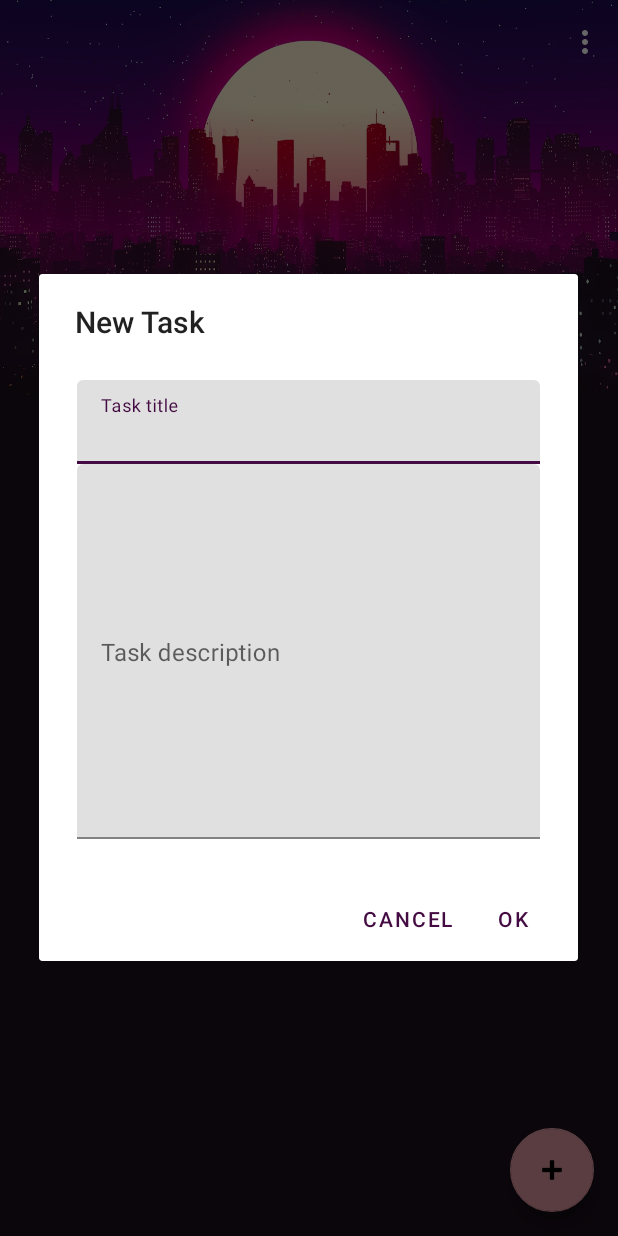
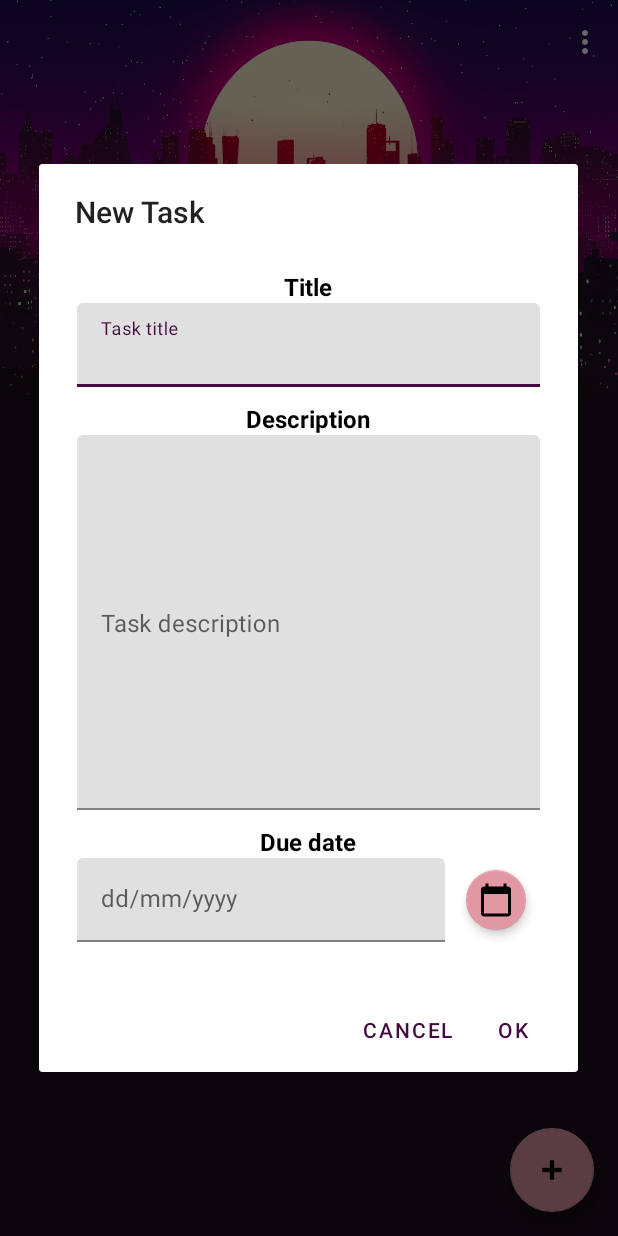
Before and after one commit to ade3l/To-do-app, an Android app: the screen it shows after launch (ScrollingActivity), after a tap on an icon or button, on a phone screen of 412 x 824 dp. Run offline under Robolectric (Android 15) with nearby library versions, the phone set to English and light mode, and no system bars; 2 statements that could not run were skipped.

Commit message:
Added date input front end

```diff
--- a/app/src/main/java/com/example/todoapp/ScrollingActivity.java
+++ b/app/src/main/java/com/example/todoapp/ScrollingActivity.java
@@ -5,6 +5,7 @@ import android.content.DialogInterface;
 import android.content.SharedPreferences;
 import android.database.Cursor;
 import android.database.sqlite.SQLiteDatabase;
+import android.icu.util.Calendar;
 import android.os.Bundle;
 
 import com.google.android.material.appbar.CollapsingToolbarLayout;
@@ -46,7 +47,7 @@ public class ScrollingActivity extends AppCompatActivity {
         //the variable 'context' is assigned the context value in the on create method
         return ScrollingActivity.context;
     }
-
+//TODO: add a datepicker feature
     static void setList(){
         titles_array=new ArrayList<>();
         descriptions_array=new ArrayList<>();
@@ -103,7 +104,14 @@ public class ScrollingActivity extends AppCompatActivity {
                 View viewInflated = LayoutInflater.from(ScrollingActivity.this).inflate(R.layout.task_input,(ViewGroup) findViewById(android.R.id.content) , false);
                 final EditText title_textView = (EditText) viewInflated.findViewById(R.id.title);
                 final EditText description_textView = (EditText) viewInflated.findViewById(R.id.description);
-
+                final EditText date_textView = (EditText) viewInflated.findViewById(R.id.description);
+                FloatingActionButton calendar=viewInflated.findViewById(R.id.date);
+                calendar.setOnClickListener(new View.OnClickListener() {
+                    @Override
+                    public void onClick(View v) {
+                        Toast.makeText(ScrollingActivity.this, "Still under development", Toast.LENGTH_SHORT).show();
+                    }
+                });
                 builder.setView(viewInflated);
 
                 builder.setPositiveButton(android.R.string.ok, new DialogInterface.OnClickListener() {
@@ -162,4 +170,5 @@ public class ScrollingActivity extends AppCompatActivity {
         }
         return super.onOptionsItemSelected(item);
     }
+
 }
--- /dev/null
+++ b/app/src/main/res/drawable/calender.xml
@@ -0,0 +1,10 @@
+<vector xmlns:android="http://schemas.android.com/apk/res/android"
+    android:width="24dp"
+    android:height="24dp"
+    android:viewportWidth="24"
+    android:viewportHeight="24"
+    android:tint="?attr/colorControlNormal">
+  <path
+      android:fillColor="@android:color/white"
+      android:pathData="M20,3h-1L19,1h-2v2L7,3L7,1L5,1v2L4,3c-1.1,0 -2,0.9 -2,2v16c0,1.1 0.9,2 2,2h16c1.1,0 2,-0.9 2,-2L22,5c0,-1.1 -0.9,-2 -2,-2zM20,21L4,21L4,8h16v13z"/>
+</vector>
--- a/app/src/main/res/layout/row.xml
+++ b/app/src/main/res/layout/row.xml
@@ -21,6 +21,7 @@
     <androidx.cardview.widget.CardView
         android:layout_width="match_parent"
         android:layout_height="wrap_content"
+        android:paddingBottom="5dp"
         app:cardBackgroundColor="@color/purple_dark"
         app:layout_constraintBottom_toBottomOf="parent"
         app:layout_constraintEnd_toEndOf="parent"
@@ -53,6 +54,7 @@
                     android:id="@+id/delete"
                     android:layout_width="match_parent"
                     android:layout_height="wrap_content"
+                    android:layout_marginBottom="7dp"
                     android:clickable="true"
                     app:backgroundTint="@color/purple_dark"
                     app:fabSize="mini"
@@ -76,6 +78,7 @@
                 android:id="@+id/edit"
                 android:layout_width="wrap_content"
                 android:layout_height="wrap_content"
+                android:layout_marginBottom="7dp"
                 android:clickable="true"
                 app:backgroundTint="@color/purple_500"
                 app:fabSize="mini"
--- a/app/src/main/res/layout/task_input.xml
+++ b/app/src/main/res/layout/task_input.xml
@@ -1,8 +1,24 @@
 <?xml version="1.0" encoding="utf-8"?>
 <FrameLayout xmlns:android="http://schemas.android.com/apk/res/android"
+    xmlns:app="http://schemas.android.com/apk/res-auto"
     android:layout_width="match_parent"
     android:layout_height="wrap_content"
     android:padding="25dp">
+
+    <LinearLayout
+        android:layout_width="match_parent"
+        android:layout_height="match_parent"
+        android:orientation="vertical">
+
+        <TextView
+            android:id="@+id/textView2"
+            android:layout_width="wrap_content"
+            android:layout_height="wrap_content"
+            android:layout_gravity="center"
+            android:text="Title"
+            android:textColor="@color/black"
+            android:textSize="16sp"
+            android:textStyle="bold" />
 
         <com.google.android.material.textfield.TextInputLayout
             android:layout_width="match_parent"
@@ -16,6 +32,19 @@
                 android:imeOptions="actionDone"
 
                 />
+
+        </com.google.android.material.textfield.TextInputLayout>
+
+        <TextView
+            android:id="@+id/textView3"
+            android:layout_width="wrap_content"
+            android:layout_height="wrap_content"
+            android:layout_gravity="center"
+            android:layout_marginTop="10dp"
+            android:text="Description"
+            android:textColor="@color/black"
+            android:textSize="16sp"
+            android:textStyle="bold" />
 
         <com.google.android.material.textfield.TextInputLayout
             android:layout_width="match_parent"
@@ -32,6 +61,48 @@
 
         </com.google.android.material.textfield.TextInputLayout>
 
+        <TextView
+            android:id="@+id/textView"
+            android:layout_width="wrap_content"
+            android:layout_height="wrap_content"
+            android:layout_gravity="center"
+            android:layout_marginTop="10dp"
+            android:text="Due date"
+            android:textColor="@color/black"
+            android:textSize="16sp"
+            android:textStyle="bold" />
+
+        <LinearLayout
+            android:layout_width="match_parent"
+            android:layout_height="match_parent"
+            android:orientation="horizontal"
+            android:paddingBottom="5dp">
+
+            <com.google.android.material.textfield.TextInputLayout
+                android:layout_width="match_parent"
+                android:layout_height="wrap_content"
+                android:layout_weight="1">
+
+                <com.google.android.material.textfield.TextInputEditText
+                    android:id="@+id/date"
+                    android:layout_width="match_parent"
+                    android:layout_height="wrap_content"
+                    android:hint="dd/mm/yyyy" />
             </com.google.android.material.textfield.TextInputLayout>
 
+            <com.google.android.material.floatingactionbutton.FloatingActionButton
+                android:id="@+id/calendar"
+                android:layout_width="wrap_content"
+                android:layout_height="61dp"
+                android:layout_gravity="center_vertical"
+                android:layout_marginLeft="10dp"
+                android:layout_marginRight="5dp"
+                android:clickable="true"
+                app:elevation="4dp"
+                app:fabSize="mini"
+                app:srcCompat="@drawable/calender" />
+
+        </LinearLayout>
+    </LinearLayout>
+
 </FrameLayout>
```
Also changed, not shown: 1 other file. Lines whose indentation alone changed are shown as unchanged.
